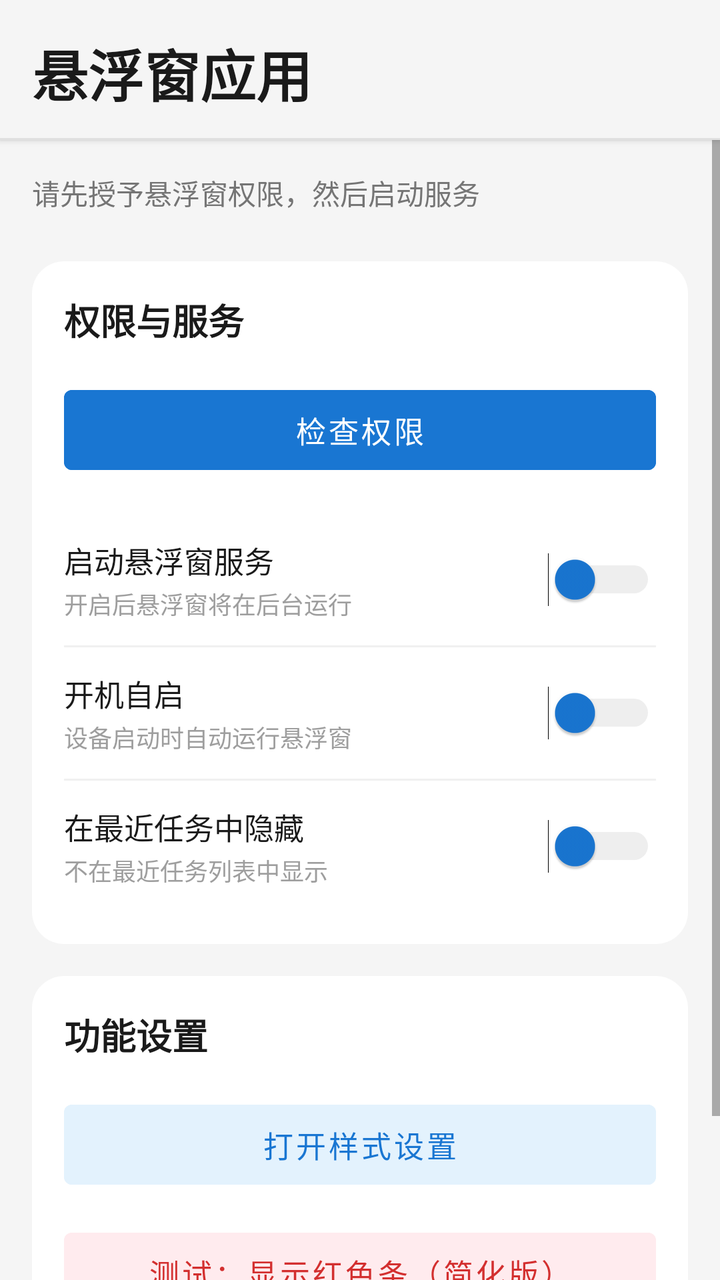
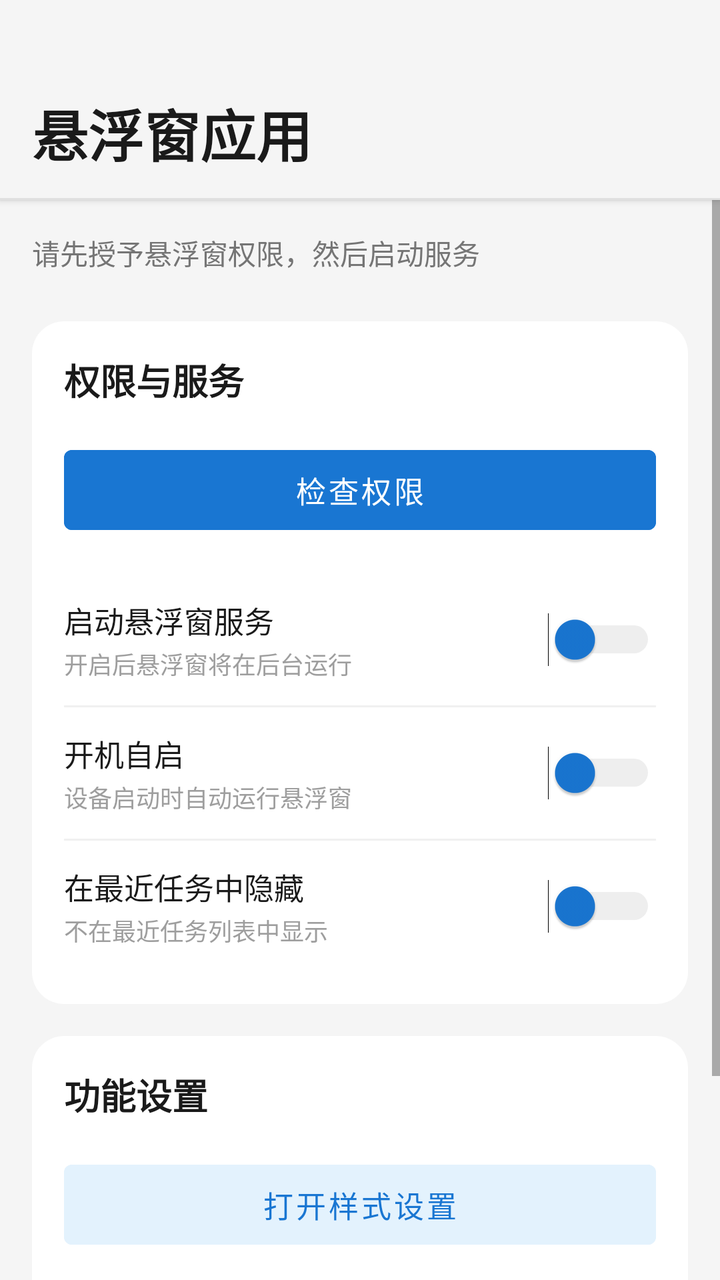

The first picture is an Android layout as it rendered before a commit; the second is the same layout after the commit. The layout source and the unified diff follow.
<!-- AndroidManifest.xml: activity theme Theme.ModernSettings -->
<!-- res/layout/activity_main.xml -->
<?xml version="1.0" encoding="utf-8"?>
<LinearLayout xmlns:android="http://schemas.android.com/apk/res/android"
    android:layout_width="match_parent"
    android:layout_height="match_parent"
    android:orientation="vertical"
    android:background="#F5F5F5">

    
    <LinearLayout
        android:layout_width="match_parent"
        android:layout_height="wrap_content"
        android:orientation="vertical"
        android:background="#F5F5F5"
        android:elevation="2dp">

        <TextView
            android:layout_width="wrap_content"
            android:layout_height="wrap_content"
            android:text="悬浮窗应用"
            android:textSize="28sp"
            android:textStyle="bold"
            android:textColor="#1A1A1A"
            android:paddingHorizontal="16dp"
            android:paddingTop="16dp"
            android:paddingBottom="12dp" />

        <View
            android:layout_width="match_parent"
            android:layout_height="1dp"
            android:background="#E0E0E0" />

    </LinearLayout>

    <ScrollView
        android:layout_width="match_parent"
        android:layout_height="match_parent"
        android:fillViewport="true">

    <LinearLayout
        android:layout_width="match_parent"
        android:layout_height="wrap_content"
        android:orientation="vertical"
        android:padding="16dp">

        <TextView
            android:layout_width="wrap_content"
            android:layout_height="wrap_content"
            android:text="请先授予悬浮窗权限，然后启动服务"
            android:textSize="14sp"
            android:textColor="#757575"
            android:layout_marginBottom="24dp" />

        
        <LinearLayout
            android:layout_width="match_parent"
            android:layout_height="wrap_content"
            android:orientation="vertical"
            android:background="@drawable/card_background"
            android:padding="16dp"
            android:layout_marginBottom="16dp">

            <TextView
                android:layout_width="wrap_content"
                android:layout_height="wrap_content"
                android:text="权限与服务"
                android:textSize="18sp"
                android:textStyle="bold"
                android:textColor="#1A1A1A"
                android:layout_marginBottom="16dp" />

            <Button
                android:id="@+id/btn_check_permission"
                android:layout_width="match_parent"
                android:layout_height="52dp"
                android:text="检查权限"
                android:textSize="15sp"
                android:textColor="#FFFFFF"
                android:backgroundTint="#1976D2"
                android:stateListAnimator="@null"
                android:layout_marginBottom="16dp" />

            
            <LinearLayout
                android:layout_width="match_parent"
                android:layout_height="wrap_content"
                android:orientation="horizontal"
                android:gravity="center_vertical"
                android:paddingVertical="12dp">

                <LinearLayout
                    android:layout_width="0dp"
                    android:layout_height="wrap_content"
                    android:layout_weight="1"
                    android:orientation="vertical">

                    <TextView
                        android:layout_width="wrap_content"
                        android:layout_height="wrap_content"
                        android:text="启动悬浮窗服务"
                        android:textSize="15sp"
                        android:textColor="#1A1A1A" />

                    <TextView
                        android:layout_width="wrap_content"
                        android:layout_height="wrap_content"
                        android:text="开启后悬浮窗将在后台运行"
                        android:textSize="12sp"
                        android:textColor="#9E9E9E"
                        android:layout_marginTop="2dp" />

                </LinearLayout>

                <Switch
                    android:id="@+id/switch_service"
                    android:layout_width="wrap_content"
                    android:layout_height="wrap_content"
                    android:thumbTint="#1976D2"
                    android:trackTint="#BDBDBD" />

            </LinearLayout>

            <View
                android:layout_width="match_parent"
                android:layout_height="1dp"
                android:background="#F0F0F0" />

            
            <LinearLayout
                android:layout_width="match_parent"
                android:layout_height="wrap_content"
                android:orientation="horizontal"
                android:gravity="center_vertical"
                android:paddingVertical="12dp">

                <LinearLayout
                    android:layout_width="0dp"
                    android:layout_height="wrap_content"
                    android:layout_weight="1"
                    android:orientation="vertical">

                    <TextView
                        android:layout_width="wrap_content"
                        android:layout_height="wrap_content"
                        android:text="开机自启"
                        android:textSize="15sp"
                        android:textColor="#1A1A1A" />

                    <TextView
                        android:layout_width="wrap_content"
                        android:layout_height="wrap_content"
                        android:text="设备启动时自动运行悬浮窗"
                        android:textSize="12sp"
                        android:textColor="#9E9E9E"
                        android:layout_marginTop="2dp" />

                </LinearLayout>

                <Switch
                    android:id="@+id/switch_boot_start"
                    android:layout_width="wrap_content"
                    android:layout_height="wrap_content"
                    android:thumbTint="#1976D2"
                    android:trackTint="#BDBDBD" />

            </LinearLayout>

            <View
                android:layout_width="match_parent"
                android:layout_height="1dp"
                android:background="#F0F0F0" />

            
            <LinearLayout
                android:layout_width="match_parent"
                android:layout_height="wrap_content"
                android:orientation="horizontal"
                android:gravity="center_vertical"
                android:paddingVertical="12dp">

                <LinearLayout
                    android:layout_width="0dp"
                    android:layout_height="wrap_content"
                    android:layout_weight="1"
                    android:orientation="vertical">

                    <TextView
                        android:layout_width="wrap_content"
                        android:layout_height="wrap_content"
                        android:text="在最近任务中隐藏"
                        android:textSize="15sp"
                        android:textColor="#1A1A1A" />

                    <TextView
                        android:layout_width="wrap_content"
                        android:layout_height="wrap_content"
                        android:text="不在最近任务列表中显示"
                        android:textSize="12sp"
                        android:textColor="#9E9E9E"
                        android:layout_marginTop="2dp" />

                </LinearLayout>

                <Switch
                    android:id="@+id/switch_exclude_recents"
                    android:layout_width="wrap_content"
                    android:layout_height="wrap_content"
                    android:thumbTint="#1976D2"
                    android:trackTint="#BDBDBD" />

            </LinearLayout>

        </LinearLayout>

        
        <LinearLayout
            android:layout_width="match_parent"
            android:layout_height="wrap_content"
            android:orientation="vertical"
            android:background="@drawable/card_background"
            android:padding="16dp"
            android:layout_marginBottom="16dp">

            <TextView
                android:layout_width="wrap_content"
                android:layout_height="wrap_content"
                android:text="功能设置"
                android:textSize="18sp"
                android:textStyle="bold"
                android:textColor="#1A1A1A"
                android:layout_marginBottom="16dp" />

            <Button
                android:id="@+id/btn_open_settings"
                android:layout_width="match_parent"
                android:layout_height="52dp"
                android:text="打开样式设置"
                android:textSize="15sp"
                android:textColor="#1976D2"
                android:backgroundTint="#E3F2FD"
                android:stateListAnimator="@null"
                android:layout_marginBottom="12dp" />

            <Button
                android:id="@+id/btn_test_simple"
                android:layout_width="match_parent"
                android:layout_height="52dp"
                android:text="测试：显示红色条（简化版）"
                android:textSize="15sp"
                android:textColor="#D32F2F"
                android:backgroundTint="#FFEBEE"
                android:stateListAnimator="@null" />

        </LinearLayout>

        
        <TextView
            android:layout_width="wrap_content"
            android:layout_height="wrap_content"
            android:text="提示：启动服务后，Activity将关闭，悬浮窗将在后台运行"
            android:textSize="12sp"
            android:textColor="#9E9E9E"
            android:gravity="center"
            android:layout_gravity="center_horizontal"
            android:layout_marginTop="8dp" />

    </LinearLayout>

    </ScrollView>

</LinearLayout>
<!-- resources referenced by this layout -->
<resources>
  <!-- drawable card_background (drawable) -->
  <?xml version="1.0" encoding="utf-8"?>
  <shape xmlns:android="http://schemas.android.com/apk/res/android"
      android:shape="rectangle">
      <solid android:color="#FFFFFF" />
      <corners android:radius="16dp" />
  </shape>
  <style name="Theme.ModernSettings" parent="Theme.MaterialComponents.DayNight.NoActionBar">
          <item name="colorPrimary">#1976D2</item>
          <item name="colorPrimaryVariant">#1565C0</item>
          <item name="colorOnPrimary">@color/white</item>
          <item name="colorSecondary">#1976D2</item>
          <item name="colorSecondaryVariant">#1565C0</item>
          <item name="colorOnSecondary">@color/white</item>
          <item name="android:statusBarColor">#F5F5F5</item>
          <item name="android:windowBackground">#F5F5F5</item>
          <item name="android:navigationBarColor">#F5F5F5</item>
          <item name="android:windowLightStatusBar" tools:targetApi="m">true</item>
      </style>
  <color name="white">#FFFFFFFF</color>
</resources>

<!-- the commit's change to res/layout/activity_main.xml (unified diff, before → after) -->
@@ -21,7 +21,7 @@
             android:textStyle="bold"
             android:textColor="#1A1A1A"
             android:paddingHorizontal="16dp"
-            android:paddingTop="16dp"
+            android:paddingTop="46dp"
             android:paddingBottom="12dp" />
 
         <View
